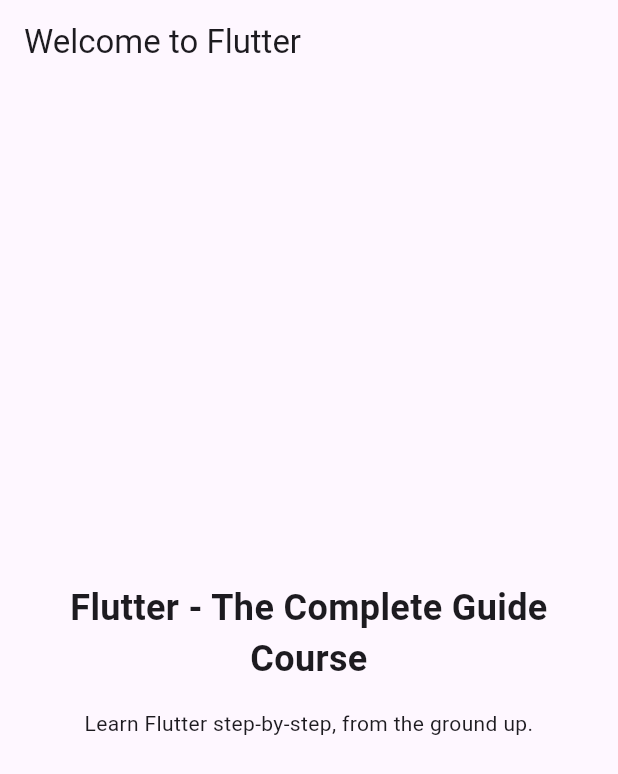
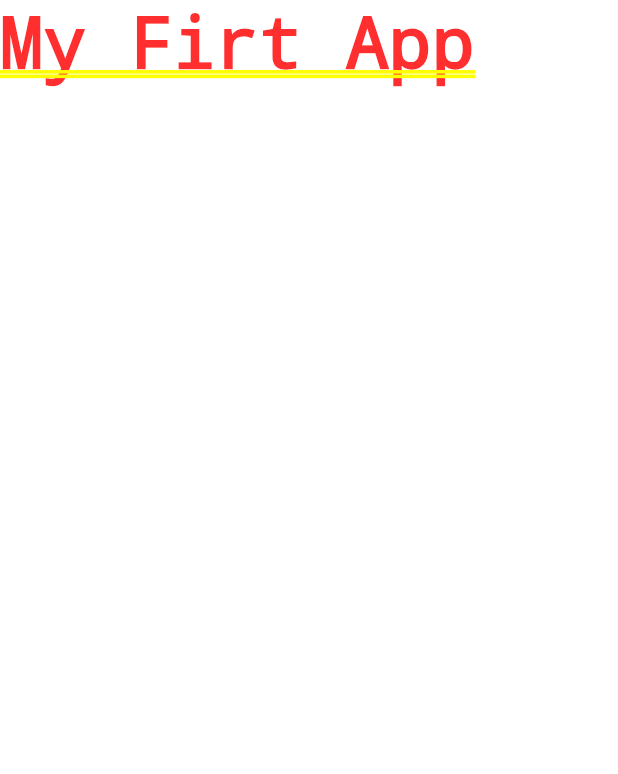
Before and after one commit to sarweralam867/Flutter-Dart-Practice, a Flutter app: the screen it shows after launch, on a phone screen of 412 x 824 dp. Shown: the top 774 px of the screen. Run offline on Flutter 3.47's test engine with Material 3 defaults, Android fonts, the phone set to English and light mode, and no system bars.

Commit message:
Till video 24

```diff
--- a/my_first_project/lib/main.dart
+++ b/my_first_project/lib/main.dart
@@ -1,49 +1,5 @@
 import 'package:flutter/material.dart';
 
 void main() {
-  runApp(const MyApp());
+  runApp(MaterialApp(home: Text("My Firt App")));
 }
-
-// With Flutter, you create user interfaces by combining "widgets"
-// You'll learn all about them (and much more) throughout this course!
-class MyApp extends StatelessWidget {
-  const MyApp({super.key});
-
-  // Every custom widget must have a build() method
-  // It tells Flutter, which widgets make up your custom widget
-  // Again: You'll learn all about that throughout the course!
-  @override
-  Widget build(BuildContext context) {
-    // Below, a bunch of built-in widgets are used (provided by Flutter)
-    // They will be explained in the next sections
-    // In this course, you will, of course, not just use them a lot but
-    // also learn about many other widgets!
-    return MaterialApp(
-      title: 'Flutter First App',
-      theme: ThemeData(useMaterial3: true),
-      home: Scaffold(
-        appBar: AppBar(title: const Text('Welcome to Flutter')),
-        body: Container(
-          width: double.infinity,
-          padding: const EdgeInsets.all(12),
-          child: Column(
-            mainAxisAlignment: MainAxisAlignment.center,
-            crossAxisAlignment: CrossAxisAlignment.center,
-            children: const [
-              Text(
-                'Flutter - The Complete Guide Course',
-                textAlign: TextAlign.center,
-                style: TextStyle(fontSize: 24, fontWeight: FontWeight.bold),
-              ),
-              SizedBox(height: 16),
-              Text(
-                'Learn Flutter step-by-step, from the ground up.',
-                textAlign: TextAlign.center,
-              ),
-            ],
-          ),
-        ),
-      ),
-    );
-  }
-}
```
